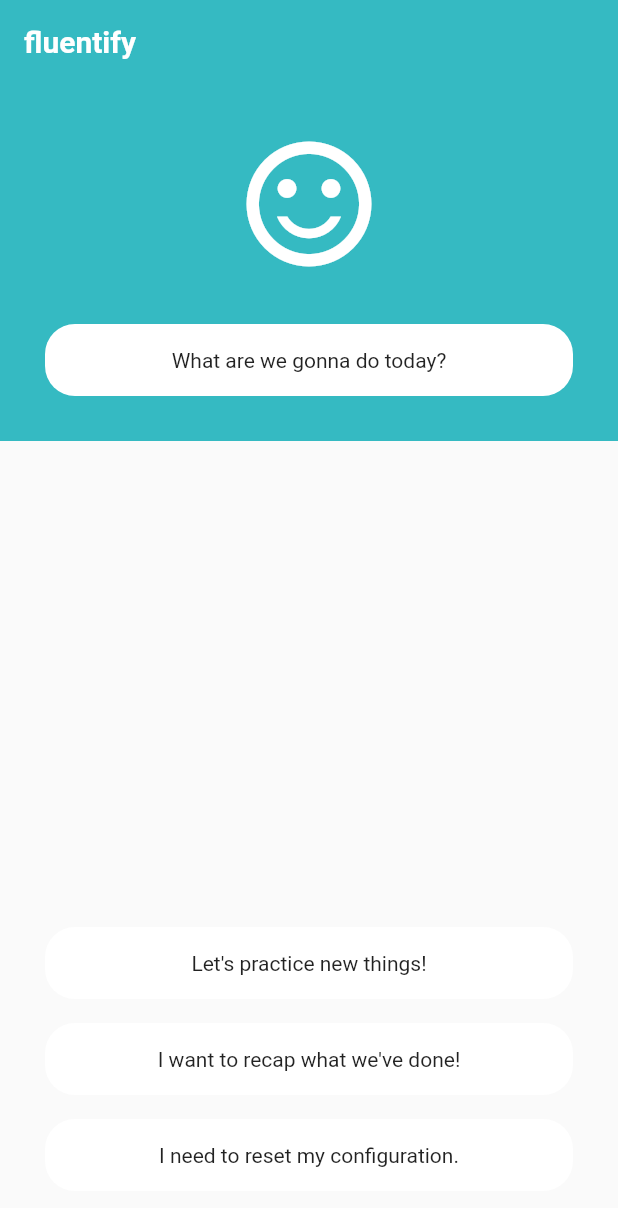
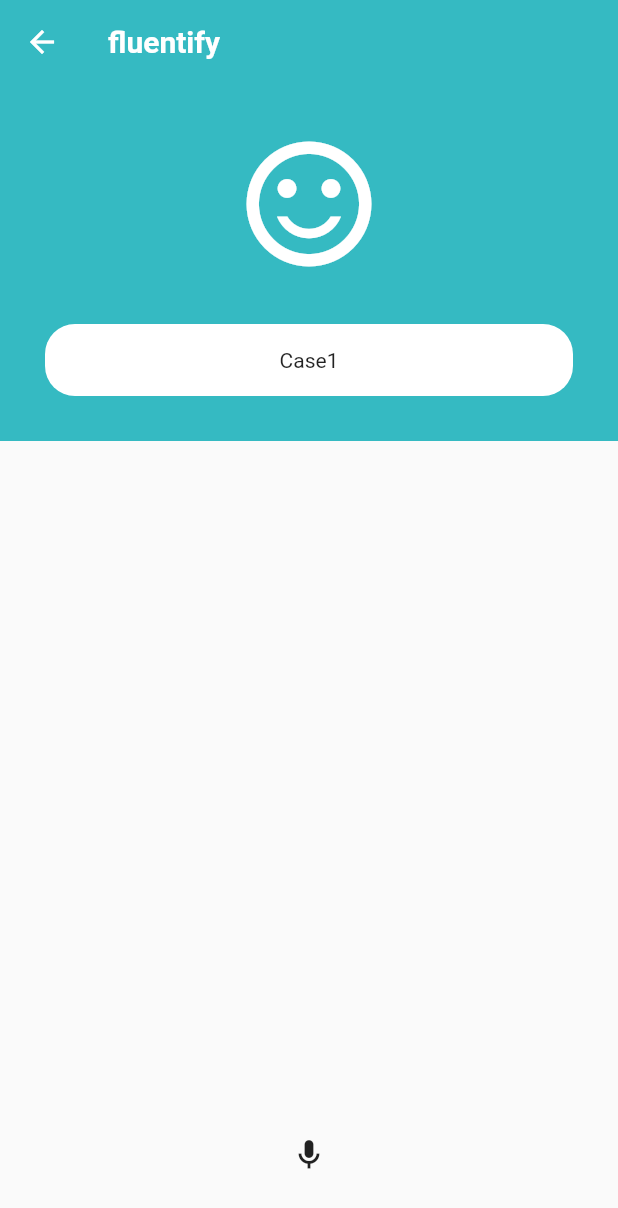
Before and after one commit to gdg-yonsei/fluentify-flutter, a Flutter app: the screen it shows after launch, after a tap on "Let's practice new things!", on a phone screen of 412 x 824 dp. Shown: the top 1208 px of the screen. Run offline on Flutter 3.47's test engine with Material 2 defaults, Android fonts, the phone set to English and light mode, and no system bars.

Commit message:
feat: refactor

```diff
--- a/lib/interfaces/conversation.dart
+++ b/lib/interfaces/conversation.dart
@@ -6,8 +6,8 @@ class Conversation {
 }
 
 class ConversationAnswerOption {
-  final String label;
+  final String message;
   final Function? onTap;
 
-  ConversationAnswerOption({required this.label, this.onTap});
+  ConversationAnswerOption({required this.message, this.onTap});
 }
--- /dev/null
+++ b/lib/interfaces/evaluation.dart
@@ -0,0 +1,5 @@
+enum EvaluationState {
+  ready,
+  evaluating,
+  evaluated,
+}
--- a/lib/main.dart
+++ b/lib/main.dart
@@ -22,7 +22,7 @@ class App extends StatelessWidget {
         ),
       ),
       debugShowCheckedModeBanner: false,
-      home: HomeScreen(),
+      home: const HomeScreen(),
     );
   }
 }
--- /dev/null
+++ b/lib/screens/case.dart
@@ -0,0 +1,83 @@
+import 'dart:async';
+
+import 'package:fluentify/interfaces/evaluation.dart';
+import 'package:fluentify/widgets/common/appbar.dart';
+import 'package:fluentify/widgets/common/avatar.dart';
+import 'package:fluentify/widgets/common/speech_bubble.dart';
+import 'package:flutter/material.dart';
+
+class CaseScreen extends StatefulWidget {
+  CaseScreen({super.key});
+
+  final List<String> cases = ['Case1', 'Case2', 'Case3', 'Case4'];
+
+  @override
+  State<CaseScreen> createState() => _CaseScreenState();
+}
+
+class _CaseScreenState extends State<CaseScreen> {
+  int caseIndex = 0;
+  EvaluationState state = EvaluationState.ready;
+
+  @override
+  void initState() {
+    super.initState();
+
+    Timer(const Duration(seconds: 1), () {
+      setState(() {
+        state = EvaluationState.evaluating;
+      });
+    });
+  }
+
+  @override
+  Widget build(BuildContext context) {
+    switch (state) {
+      case EvaluationState.ready:
+        return Container(
+          alignment: Alignment.center,
+          color: Theme.of(context).colorScheme.primary,
+          child: Text(
+            'Case ${caseIndex + 1}',
+            style: const TextStyle(
+              color: Colors.black26,
+              decoration: TextDecoration.none,
+            ),
+          ),
+        );
+      default:
+        return Scaffold(
+          appBar: const FluentifyAppBar(canGoBack: true),
+          body: SafeArea(
+            child: Column(
+              crossAxisAlignment: CrossAxisAlignment.stretch,
+              children: [
+                Container(
+                  color: Theme.of(context).colorScheme.primary,
+                  padding: const EdgeInsets.all(30),
+                  child: Column(
+                    crossAxisAlignment: CrossAxisAlignment.center,
+                    children: [
+                      const Avatar(),
+                      const SizedBox(height: 30),
+                      SpeechBubble(message: widget.cases[caseIndex]),
+                    ],
+                  ),
+                ),
+                Expanded(
+                  child: Container(
+                    alignment: Alignment.bottomCenter,
+                    padding: const EdgeInsets.all(30),
+                    child: IconButton(
+                      onPressed: () {},
+                      icon: const Icon(Icons.mic_outlined),
+                    ),
+                  ),
+                ),
+              ],
+            ),
+          ),
+        );
+    }
+  }
+}
--- a/lib/screens/home.dart
+++ b/lib/screens/home.dart
@@ -1,8 +1,9 @@
 import 'package:fluentify/interfaces/conversation.dart';
+import 'package:fluentify/screens/case.dart';
 import 'package:fluentify/screens/history.dart';
 import 'package:fluentify/screens/settings.dart';
 import 'package:fluentify/widgets/common/appbar.dart';
-import 'package:fluentify/widgets/common/conversation-template.dart';
+import 'package:fluentify/widgets/common/conversation_scaffold.dart';
 import 'package:flutter/material.dart';
 
 class HomeScreen extends StatefulWidget {
@@ -12,9 +13,22 @@ class HomeScreen extends StatefulWidget {
     return Conversation(
       question: 'What are we gonna do today?',
       answerOptions: [
-        ConversationAnswerOption(label: "Let's practice new things!"),
         ConversationAnswerOption(
-          label: "I want to recap what we've done!",
+          message: "Let's practice new things!",
+          onTap: () {
+            Navigator.push(
+              context,
+              PageRouteBuilder(
+                pageBuilder: (context, animation1, animation2) => CaseScreen(),
+                transitionsBuilder:
+                    (context, startAnimation, endAnimation, child) =>
+                        FadeTransition(opacity: startAnimation, child: child),
+              ),
+            );
+          },
+        ),
+        ConversationAnswerOption(
+          message: "I want to recap what we've done!",
           onTap: () {
             Navigator.push(
               context,
@@ -23,7 +37,7 @@ class HomeScreen extends StatefulWidget {
           },
         ),
         ConversationAnswerOption(
-          label: "I need to reset my configuration.",
+          message: "I need to reset my configuration.",
           onTap: () {
             Navigator.push(
               context,
@@ -45,7 +59,7 @@ class _HomeScreenState extends State<HomeScreen> {
     return Scaffold(
       appBar: const FluentifyAppBar(),
       body: SafeArea(
-        child: ConversationTemplate(
+        child: ConversationScaffold(
           conversation: widget._generateGreetingConversation(context),
         ),
       ),
--- a/lib/widgets/common/appbar.dart
+++ b/lib/widgets/common/appbar.dart
@@ -29,6 +29,7 @@ class FluentifyAppBar extends StatelessWidget implements PreferredSizeWidget {
           : null,
       backgroundColor: Theme.of(context).colorScheme.primary,
       elevation: 0,
+      automaticallyImplyLeading: false,
     );
   }
 }
--- a/lib/widgets/common/conversation-template.dart
+++ b/lib/widgets/common/conversation_scaffold.dart
@@ -1,11 +1,12 @@
 import 'package:fluentify/interfaces/conversation.dart';
 import 'package:fluentify/widgets/common/avatar.dart';
+import 'package:fluentify/widgets/common/speech_bubble.dart';
 import 'package:flutter/material.dart';
 
-class ConversationTemplate extends StatelessWidget {
+class ConversationScaffold extends StatelessWidget {
   final Conversation conversation;
 
-  const ConversationTemplate({super.key, required this.conversation});
+  const ConversationScaffold({super.key, required this.conversation});
 
   @override
   Widget build(BuildContext context) {
@@ -20,7 +21,10 @@ class ConversationTemplate extends StatelessWidget {
             children: [
               const Avatar(),
               const SizedBox(height: 30),
-              SpeechBubble(label: conversation.question),
+              SpeechBubble(
+                message: conversation.question,
+                edgeLocation: EdgeLocation.top,
+              ),
             ],
           ),
         ),
@@ -33,8 +37,14 @@ class ConversationTemplate extends StatelessWidget {
               itemCount: conversation.answerOptions.length,
               itemBuilder: (context, index) {
                 final option = conversation.answerOptions[index];
+                final isLast = index == conversation.answerOptions.length - 1;
 
-                return SpeechBubble(label: option.label, onTap: option.onTap);
+                return SpeechBubble(
+                  message: option.message,
+                  onTap: option.onTap,
+                  edgeLocation:
+                      isLast ? EdgeLocation.bottom : EdgeLocation.none,
+                );
               },
               separatorBuilder: (context, index) {
                 return const SizedBox(height: 16);
@@ -46,26 +56,3 @@ class ConversationTemplate extends StatelessWidget {
     );
   }
 }
-
-class SpeechBubble extends StatelessWidget {
-  final String label;
-  final Function? onTap;
-
-  const SpeechBubble({super.key, required this.label, this.onTap});
-
-  @override
-  Widget build(BuildContext context) {
-    return GestureDetector(
-      onTap: () => onTap?.call(),
-      child: Container(
-        padding: const EdgeInsets.all(16),
-        decoration: BoxDecoration(
-          color: Colors.white,
-          borderRadius: BorderRadius.circular(20),
-        ),
-        alignment: Alignment.center,
-        child: Text(label),
-      ),
-    );
-  }
-}
--- /dev/null
+++ b/lib/widgets/common/speech_bubble.dart
@@ -0,0 +1,71 @@
+import 'package:flutter/material.dart';
+
+class SpeechBubble extends StatelessWidget {
+  final String message;
+  final Function? onTap;
+  final EdgeLocation edgeLocation;
+
+  const SpeechBubble({
+    super.key,
+    required this.message,
+    this.onTap,
+    this.edgeLocation = EdgeLocation.none,
+  });
+
+  @override
+  Widget build(BuildContext context) {
+    return GestureDetector(
+      onTap: () => onTap?.call(),
+      child: Column(
+        children: [
+          if (edgeLocation == EdgeLocation.top)
+            Transform.flip(
+              flipY: true,
+              child: ClipPath(
+                clipper: TriangleClipper(),
+                child: Container(
+                  color: Colors.white,
+                  height: 10,
+                  width: 20,
+                ),
+              ),
+            ),
+          Container(
+            padding: const EdgeInsets.all(16),
+            decoration: BoxDecoration(
+              color: Colors.white,
+              borderRadius: BorderRadius.circular(20),
+            ),
+            alignment: Alignment.center,
+            child: Text(message),
+          ),
+          if (edgeLocation == EdgeLocation.bottom)
+            ClipPath(
+              clipper: TriangleClipper(),
+              child: Container(
+                color: Colors.white,
+                height: 10,
+                width: 20,
+              ),
+            ),
+        ],
+      ),
+    );
+  }
+}
+
+class TriangleClipper extends CustomClipper<Path> {
+  @override
+  Path getClip(Size size) {
+    final path = Path();
+    path.lineTo(size.width, 0.0);
+    path.lineTo(size.width / 2, size.height);
+    path.close();
+    return path;
+  }
+
+  @override
+  bool shouldReclip(TriangleClipper oldClipper) => false;
+}
+
+enum EdgeLocation { bottom, top, none }
```
Also changed, not shown: lib/screens/topic.dart (deleted).
